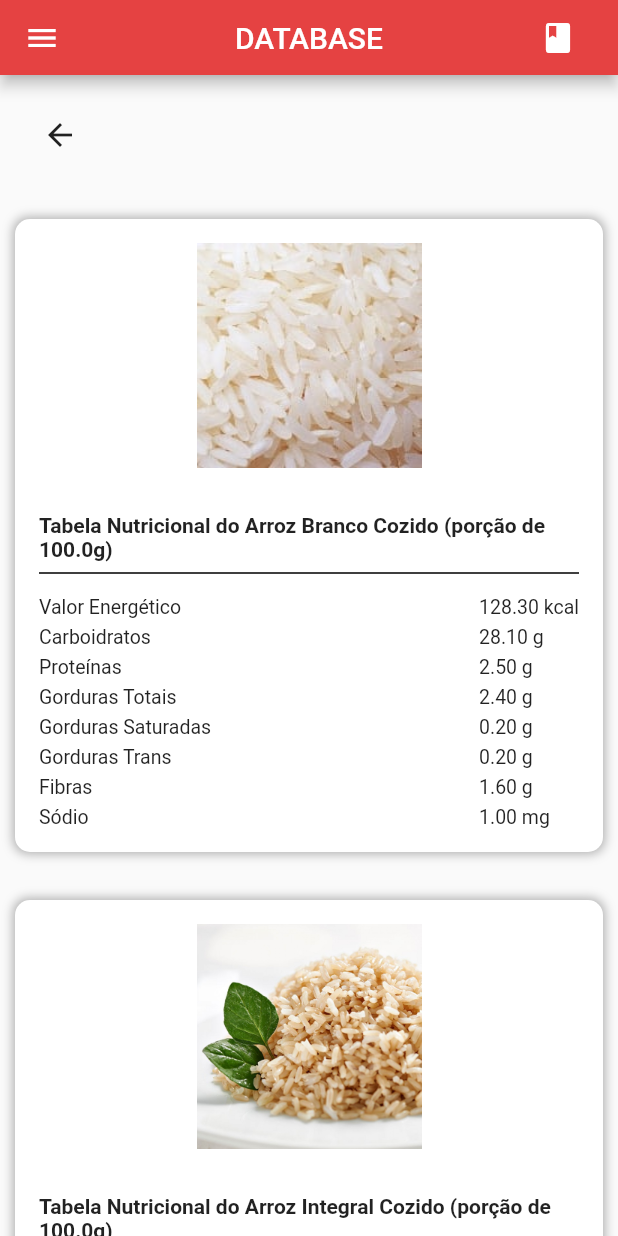
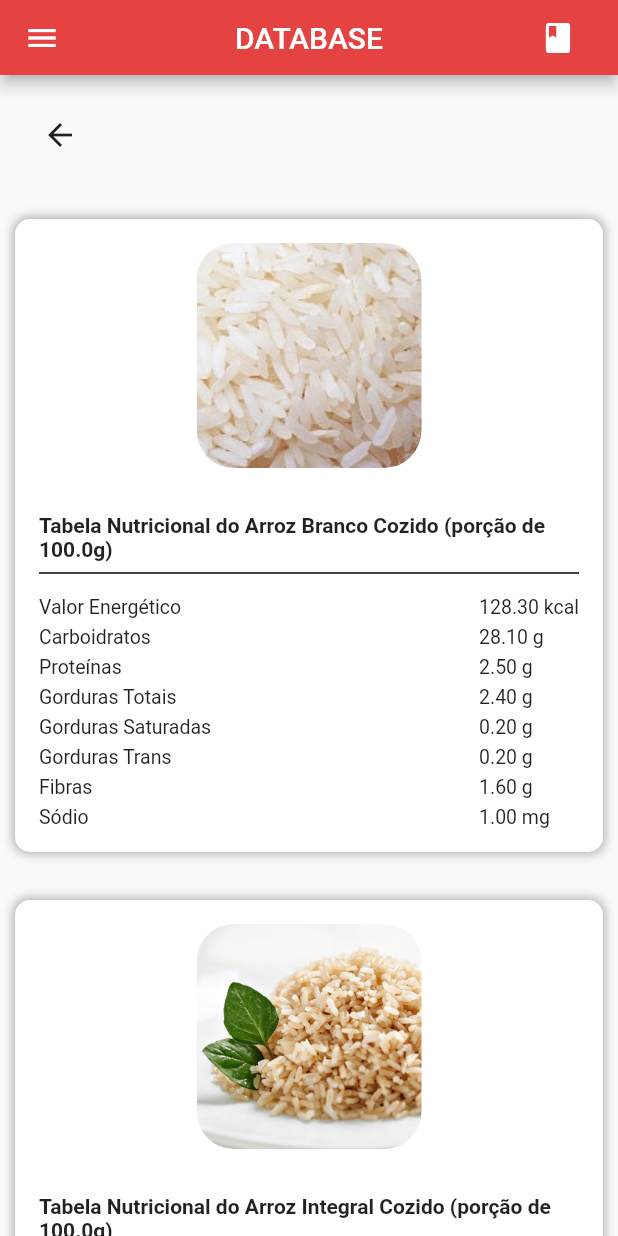
Before and after one commit to enzosakamoto/nutri-app, a Flutter app: the Datapage screen opened directly, on a phone screen of 412 x 824 dp. Run offline on Flutter 3.47's test engine with Material 2 defaults, Android fonts, the phone set to English and light mode, and no system bars.

Commit message:
add border radius

```diff
--- a/lib/database/repository_mock/repository_mock.dart
+++ b/lib/database/repository_mock/repository_mock.dart
@@ -27,8 +27,6 @@ class RepositoryMock {
         'assets/images/feijao.jpg'),
     Alimento('Feijão Preto Cozido', 77, 14, 4.5, 0.5, 0, 0, 8.4, 1.9,
         'assets/images/feijao-preto.png'),
-    Alimento('Peito de Frango Grelhado', 159, 0, 32, 2.5, 0.9, 0, 0, 50,
-        'assets/images/frango-grelhado.jpg'),
     Alimento('Leite Semi-Desnatado', 40.5, 4.7, 3.15, 1, 0.6, 0, 0, 143,
         'assets/images/leite.png'),
     Alimento('Macarrão Tipo Espaguete Cozido', 157, 30.68, 5.76, 0.92, 0.175, 0,
@@ -37,6 +35,8 @@ class RepositoryMock {
         'assets/images/pao-forma-integral.jpg'),
     Alimento('Pasta de Amendoim Integral', 626.7, 9.3, 34.7, 52.7, 6.67, 0, 1.4,
         0, 'assets/images/pasta-amendoim.jpg'),
+    Alimento('Peito de Frango Grelhado', 159, 0, 32, 2.5, 0.9, 0, 0, 50,
+        'assets/images/frango-grelhado.jpg'),
   ];
 
   RepositoryMock();
--- a/lib/shared/widgets/tabela_nutricional_widget.dart
+++ b/lib/shared/widgets/tabela_nutricional_widget.dart
@@ -37,7 +37,12 @@ class TabelaNutricionalWidget extends StatelessWidget {
                 ConstrainedBox(
                     constraints:
                         const BoxConstraints(maxWidth: 150, maxHeight: 150),
-                    child: Image.asset(alimento.caminhoImagem)),
+                    child: Container(
+                      decoration: BoxDecoration(
+                          borderRadius: BorderRadius.circular(25),
+                          image: DecorationImage(
+                              image: AssetImage(alimento.caminhoImagem))),
+                    )),
                 const SizedBox(
                   height: 30,
                 ),
```
